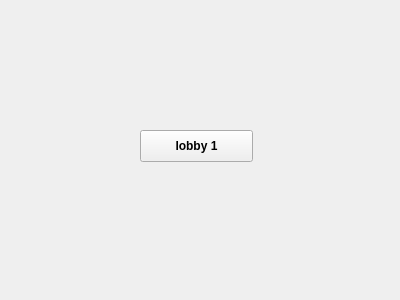
This is client/design/lobby.ui in RafaelKhammadeev/SemesterWorkExtremePixelBattle as Qt 5 draws it before an edit. The edited form follows.
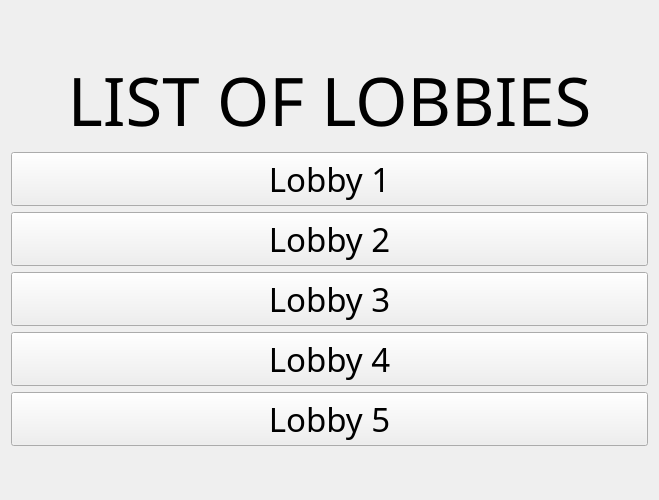
This is the edited form.

Patch:
```diff
--- a/client/design/lobby.ui
+++ b/client/design/lobby.ui
@@ -6,32 +6,126 @@
    <rect>
     <x>0</x>
     <y>0</y>
-    <width>400</width>
-    <height>300</height>
+    <width>659</width>
+    <height>500</height>
    </rect>
   </property>
-  <property name="font">
-   <font>
-    <weight>75</weight>
-    <bold>true</bold>
-   </font>
-  </property>
   <property name="windowTitle">
    <string>Form</string>
   </property>
-  <widget class="QPushButton" name="btn">
-   <property name="geometry">
-    <rect>
-     <x>140</x>
-     <y>130</y>
-     <width>113</width>
-     <height>32</height>
-    </rect>
-   </property>
-   <property name="text">
-    <string>lobby 1</string>
-   </property>
-  </widget>
+  <layout class="QVBoxLayout" name="verticalLayout">
+   <item>
+    <spacer name="verticalSpacer">
+     <property name="orientation">
+      <enum>Qt::Vertical</enum>
+     </property>
+     <property name="sizeHint" stdset="0">
+      <size>
+       <width>20</width>
+       <height>40</height>
+      </size>
+     </property>
+    </spacer>
+   </item>
+   <item>
+    <widget class="QLabel" name="label">
+     <property name="font">
+      <font>
+       <family>Montserrat</family>
+       <pointsize>50</pointsize>
+      </font>
+     </property>
+     <property name="text">
+      <string>LIST OF LOBBIES</string>
+     </property>
+     <property name="alignment">
+      <set>Qt::AlignCenter</set>
+     </property>
+    </widget>
+   </item>
+   <item>
+    <layout class="QVBoxLayout" name="verticalLayout_2">
+     <item>
+      <widget class="QPushButton" name="btn_lby_1">
+       <property name="font">
+        <font>
+         <family>Montserrat</family>
+         <pointsize>25</pointsize>
+        </font>
+       </property>
+       <property name="text">
+        <string>Lobby 1</string>
+       </property>
+      </widget>
+     </item>
+     <item>
+      <widget class="QPushButton" name="btn_lby_2">
+       <property name="font">
+        <font>
+         <family>Montserrat</family>
+         <pointsize>25</pointsize>
+        </font>
+       </property>
+       <property name="text">
+        <string>Lobby 2</string>
+       </property>
+      </widget>
+     </item>
+     <item>
+      <widget class="QPushButton" name="btn_lby_3">
+       <property name="font">
+        <font>
+         <family>Montserrat</family>
+         <pointsize>25</pointsize>
+        </font>
+       </property>
+       <property name="text">
+        <string>Lobby 3</string>
+       </property>
+      </widget>
+     </item>
+     <item>
+      <widget class="QPushButton" name="btn_lby_4">
+       <property name="font">
+        <font>
+         <family>Montserrat</family>
+         <pointsize>25</pointsize>
+        </font>
+       </property>
+       <property name="text">
+        <string>Lobby 4</string>
+       </property>
+      </widget>
+     </item>
+     <item>
+      <widget class="QPushButton" name="btn_lby_5">
+       <property name="font">
+        <font>
+         <family>Montserrat</family>
+         <pointsize>25</pointsize>
+        </font>
+       </property>
+       <property name="text">
+        <string>Lobby 5</string>
+       </property>
+      </widget>
+     </item>
+    </layout>
+   </item>
+   <item>
+    <spacer name="verticalSpacer_2">
+     <property name="orientation">
+      <enum>Qt::Vertical</enum>
+     </property>
+     <property name="sizeHint" stdset="0">
+      <size>
+       <width>20</width>
+       <height>40</height>
+      </size>
+     </property>
+    </spacer>
+   </item>
+  </layout>
  </widget>
  <resources/>
  <connections/>
```
Left out of the diff: 4 changed lines with no effect on the pictures.
